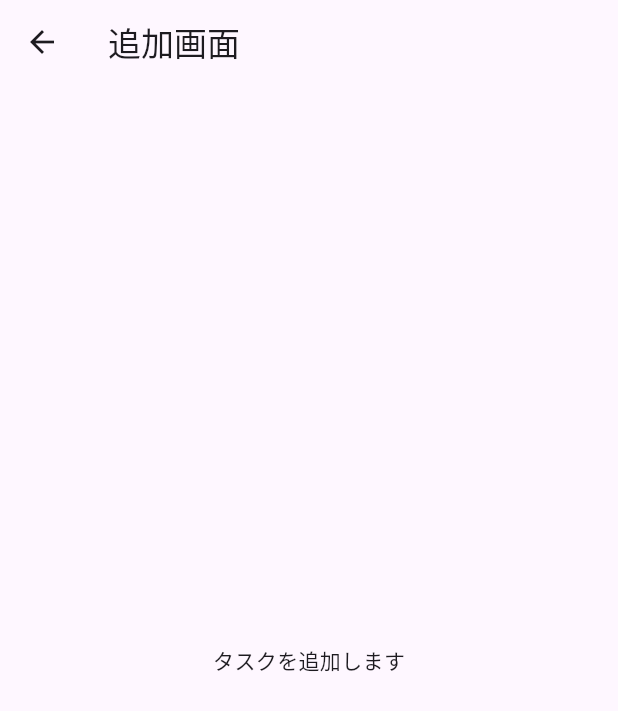
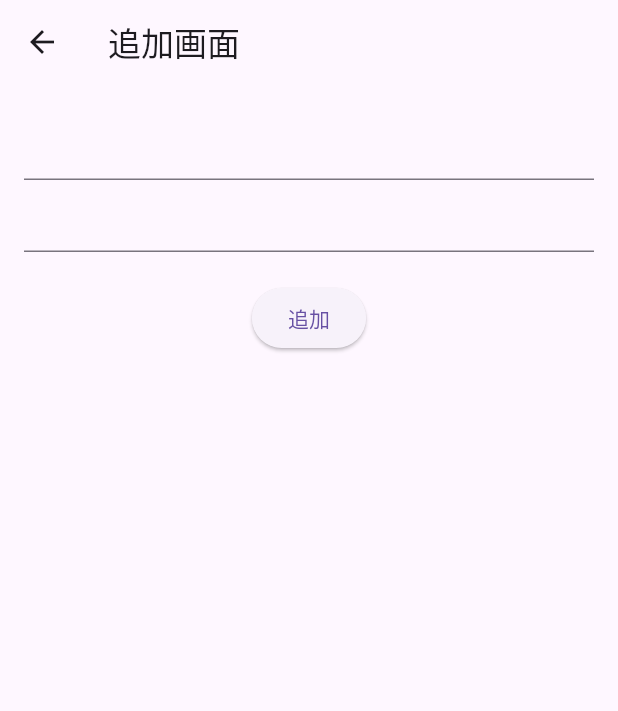
Before and after one commit to yukimiyake0607/flutter_clean_architecture_sample, a Flutter app: the AddTaskScreen screen opened by its route, on a phone screen of 412 x 824 dp. Shown: the top 711 px of the screen. Run offline on Flutter 3.47's test engine with Material 3 defaults, Android fonts, the light colour scheme and no system bars; our stand-ins replace flutter_riverpod, go_router.

Commit message:
feat: タスク追加画面を状態管理に対応させ、入力フィールドとボタンを追加

```diff
--- a/lib/presentation/add_task/add_task_screen.dart
+++ b/lib/presentation/add_task/add_task_screen.dart
@@ -1,13 +1,39 @@
 import 'package:flutter/material.dart';
+import 'package:flutter_clean_architecture_sample/presentation/add_task/add_task_view_model.dart';
 import 'package:flutter_riverpod/flutter_riverpod.dart';
 import 'package:go_router/go_router.dart';
 
 /// タスク追加画面です。
-class AddTaskScreen extends ConsumerWidget {
+class AddTaskScreen extends ConsumerStatefulWidget {
   const AddTaskScreen({super.key});
 
   @override
-  Widget build(BuildContext context, WidgetRef ref) {
+  ConsumerState<ConsumerStatefulWidget> createState() => _AddTaskScreenState();
+}
+
+class _AddTaskScreenState extends ConsumerState<AddTaskScreen> {
+  final titleTextController = TextEditingController();
+  final noteTextController = TextEditingController();
+
+  @override
+  void dispose() {
+    titleTextController.dispose();
+    noteTextController.dispose();
+    super.dispose();
+  }
+
+  @override
+  Widget build(BuildContext context) {
+    final state = ref.watch(addTaskViewModelProvider);
+    final viewModel = ref.read(addTaskViewModelProvider.notifier);
+
+    ref.listen(addTaskViewModelProvider, (previous, next) {
+      if (next.submit.completed) {
+        context.go('/');
+      }
+      if (next.submit.hasError) {}
+    });
+
     return Scaffold(
       appBar: AppBar(
         leading: IconButton(
@@ -16,7 +42,27 @@ class AddTaskScreen extends ConsumerWidget {
         ),
         title: const Text('追加画面'),
       ),
-      body: Center(child: Text('タスクを追加します')),
+      body: Padding(
+        padding: const EdgeInsets.all(16.0),
+        child: Column(
+          children: [
+            if (state.submit.running)
+              Center(child: const CircularProgressIndicator()),
+            TextFormField(controller: titleTextController),
+            TextFormField(controller: noteTextController),
+            const SizedBox(height: 20),
+            ElevatedButton(
+              onPressed: () {
+                viewModel.submit(
+                  title: titleTextController.text,
+                  note: noteTextController.text,
+                );
+              },
+              child: Text('追加'),
+            ),
+          ],
+        ),
+      ),
     );
   }
 }
```
